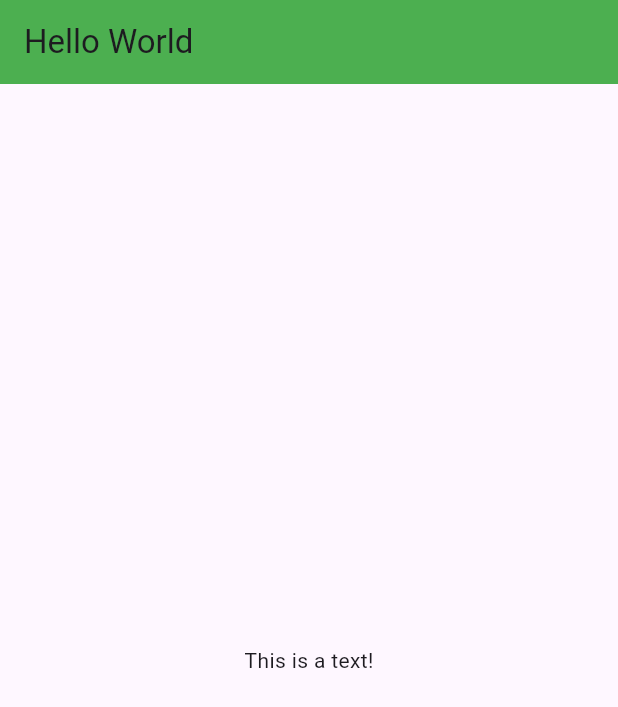
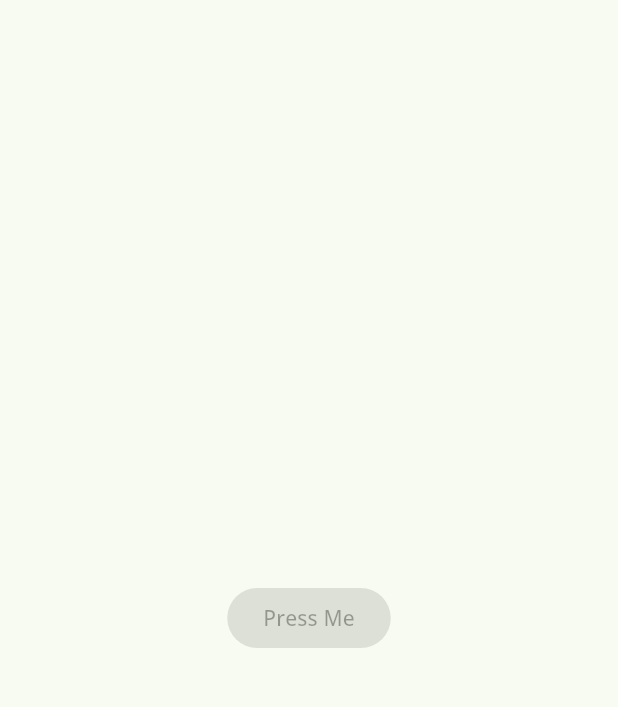
Before and after one commit to qianzhegoh/NaviNudge, a Flutter app: the screen it shows after launch, on a phone screen of 412 x 824 dp. Shown: the top 707 px of the screen. Run offline on Flutter 3.47's test engine with Material 3 defaults, Android fonts, the phone set to English and light mode, and no system bars; our stand-ins replace google_fonts.

Commit message:
Deleted the top and move the button to the center

```diff
--- a/Actual/navinudge/lib/main.dart
+++ b/Actual/navinudge/lib/main.dart
@@ -9,13 +9,20 @@ class MyApp extends StatelessWidget{
   @override
   Widget build(BuildContext context){
     return MaterialApp(
+      theme: ThemeData(
+        useMaterial3: true,
+        textTheme: GoogleFonts.openSansTextTheme(),
+        colorScheme: ColorScheme.fromSeed(seedColor: Colors.green)
+        ),
       home: Scaffold(
-        appBar: AppBar(backgroundColor:Colors.green,
-        title: const Text('Hello World')),
         body: const Center(
-          child: Text(
-            'This is a text!'
-            ),
+          child:
+          Column(
+            mainAxisSize: MainAxisSize.min,
+            children: [
+              ElevatedButton(onPressed:null, child: Text('Press Me'))
+            ],
+          ),
             ),
       )
     );
```
